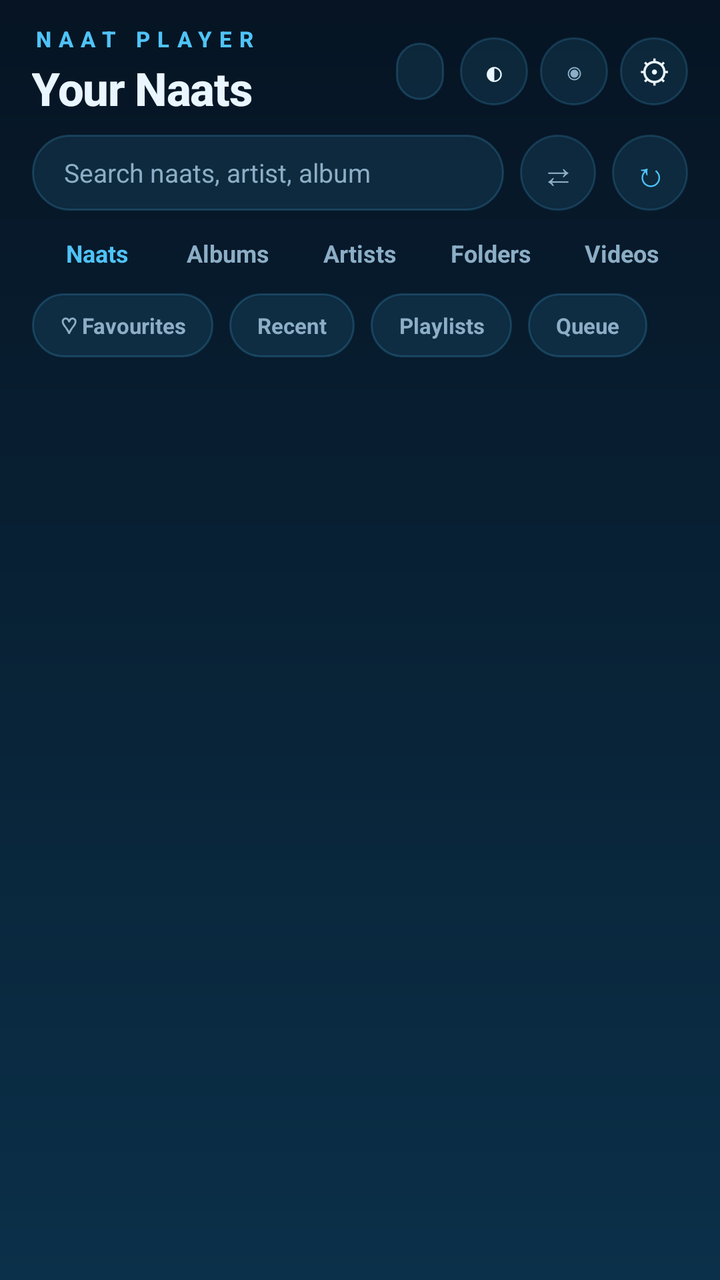
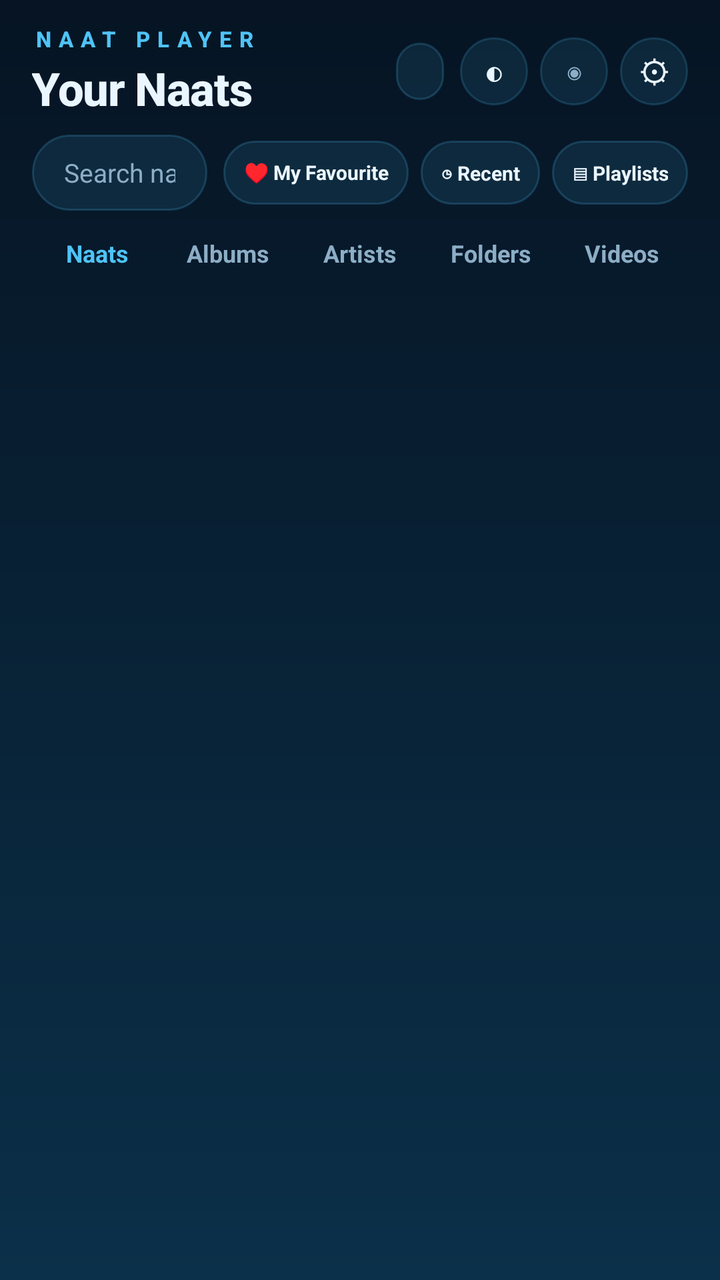

Before-and-after screenshots of an Android layout around one commit, followed by the original layout XML and the change that was made.
<!-- AndroidManifest.xml: application theme AppTheme -->
<!-- res/layout/activity_main.xml -->
<?xml version="1.0" encoding="utf-8"?>
<LinearLayout xmlns:android="http://schemas.android.com/apk/res/android"
    android:id="@+id/root"
    android:layout_width="match_parent"
    android:layout_height="match_parent"
    android:orientation="vertical"
    android:background="@drawable/bg_screen"
    android:fitsSystemWindows="true"
    android:paddingLeft="16dp"
    android:paddingRight="16dp"
    android:paddingTop="12dp"
    android:paddingBottom="10dp">

    <LinearLayout
        android:layout_width="match_parent"
        android:layout_height="wrap_content"
        android:orientation="horizontal"
        android:gravity="center_vertical"
        android:paddingBottom="8dp">

        <LinearLayout
            android:layout_width="0dp"
            android:layout_height="wrap_content"
            android:layout_weight="1"
            android:orientation="vertical">

            <TextView
                android:id="@+id/brand"
                android:layout_width="wrap_content"
                android:layout_height="wrap_content"
                android:text="NAAT PLAYER"
                android:textColor="@color/accent"
                android:textSize="11sp"
                android:textStyle="bold"
                android:letterSpacing="0.34"
                android:fontFamily="sans-serif-medium" />

            <TextView
                android:id="@+id/headline"
                android:layout_width="wrap_content"
                android:layout_height="wrap_content"
                android:layout_marginTop="2dp"
                android:text="Your Naats"
                android:textColor="@color/text"
                android:textSize="23sp"
                android:textStyle="bold"
                android:letterSpacing="-0.02"
                android:fontFamily="sans-serif-medium" />
        </LinearLayout>

        <TextView
            android:id="@+id/songCount"
            android:layout_width="wrap_content"
            android:layout_height="wrap_content"
            android:background="@drawable/bg_pill"
            android:paddingLeft="12dp"
            android:paddingRight="12dp"
            android:paddingTop="7dp"
            android:paddingBottom="7dp"
            android:textColor="@color/accent"
            android:textSize="11sp"
            android:textStyle="bold" />

        <TextView
            android:id="@+id/btnTheme"
            android:layout_width="34dp"
            android:layout_height="34dp"
            android:layout_marginStart="8dp"
            android:background="@drawable/bg_round"
            android:gravity="center"
            android:text="◐"
            android:textColor="@color/text"
            android:textSize="17sp" />

        <TextView
            android:id="@+id/btnEye"
            android:layout_width="34dp"
            android:layout_height="34dp"
            android:layout_marginStart="6dp"
            android:background="@drawable/bg_round"
            android:gravity="center"
            android:text="◉"
            android:textColor="@color/text_dim"
            android:textSize="15sp" />

        <TextView
            android:id="@+id/btnSettings"
            android:layout_width="34dp"
            android:layout_height="34dp"
            android:layout_marginStart="6dp"
            android:background="@drawable/bg_round"
            android:gravity="center"
            android:text="⚙"
            android:textColor="@color/text"
            android:textSize="16sp" />
    </LinearLayout>

    <LinearLayout
        android:layout_width="match_parent"
        android:layout_height="wrap_content"
        android:orientation="horizontal"
        android:gravity="center_vertical"
        android:paddingBottom="7dp">

        <EditText
            android:id="@+id/searchInput"
            android:layout_width="0dp"
            android:layout_height="38dp"
            android:layout_weight="1"
            android:background="@drawable/bg_pill"
            android:hint="Search naats, artist, album"
            android:textColorHint="@color/text_dim"
            android:textColor="@color/text"
            android:textSize="13sp"
            android:paddingLeft="16dp"
            android:paddingRight="16dp"
            android:singleLine="true"
            android:inputType="text"
            android:imeOptions="actionSearch" />

        <TextView
            android:id="@+id/btnShuffle"
            android:layout_width="38dp"
            android:layout_height="38dp"
            android:layout_marginStart="8dp"
            android:background="@drawable/bg_round"
            android:gravity="center"
            android:text="⇄"
            android:textColor="@color/text_dim"
            android:textSize="17sp" />

        <TextView
            android:id="@+id/btnRepeat"
            android:layout_width="38dp"
            android:layout_height="38dp"
            android:layout_marginStart="8dp"
            android:background="@drawable/bg_round"
            android:gravity="center"
            android:text="↻"
            android:textColor="@color/accent"
            android:textSize="17sp" />
    </LinearLayout>

    <LinearLayout
        android:id="@+id/tabs"
        android:layout_width="match_parent"
        android:layout_height="wrap_content"
        android:orientation="horizontal"
        android:paddingBottom="6dp">

        <TextView
            android:id="@+id/tabSongs"
            android:layout_width="0dp"
            android:layout_height="wrap_content"
            android:layout_weight="1"
            android:gravity="center"
            android:paddingTop="6dp"
            android:paddingBottom="6dp"
            android:text="Naats"
            android:textColor="@color/accent"
            android:textSize="12sp"
            android:textStyle="bold" />

        <TextView
            android:id="@+id/tabAlbums"
            android:layout_width="0dp"
            android:layout_height="wrap_content"
            android:layout_weight="1"
            android:gravity="center"
            android:paddingTop="6dp"
            android:paddingBottom="6dp"
            android:text="Albums"
            android:textColor="@color/text_dim"
            android:textSize="12sp"
            android:textStyle="bold" />

        <TextView
            android:id="@+id/tabArtists"
            android:layout_width="0dp"
            android:layout_height="wrap_content"
            android:layout_weight="1"
            android:gravity="center"
            android:paddingTop="6dp"
            android:paddingBottom="6dp"
            android:text="Artists"
            android:textColor="@color/text_dim"
            android:textSize="12sp"
            android:textStyle="bold" />

        <TextView
            android:id="@+id/tabFolders"
            android:layout_width="0dp"
            android:layout_height="wrap_content"
            android:layout_weight="1"
            android:gravity="center"
            android:paddingTop="6dp"
            android:paddingBottom="6dp"
            android:text="Folders"
            android:textColor="@color/text_dim"
            android:textSize="12sp"
            android:textStyle="bold" />

        <TextView
            android:id="@+id/tabVideos"
            android:layout_width="0dp"
            android:layout_height="wrap_content"
            android:layout_weight="1"
            android:gravity="center"
            android:paddingTop="6dp"
            android:paddingBottom="6dp"
            android:text="Videos"
            android:textColor="@color/text_dim"
            android:textSize="12sp"
            android:textStyle="bold" />
    </LinearLayout>

    <HorizontalScrollView
        android:layout_width="match_parent"
        android:layout_height="wrap_content"
        android:paddingBottom="6dp"
        android:scrollbars="none">

        <LinearLayout
            android:layout_width="wrap_content"
            android:layout_height="wrap_content"
            android:orientation="horizontal">

            <TextView
                android:id="@+id/chipFavourites"
                android:layout_width="wrap_content"
                android:layout_height="32dp"
                android:background="@drawable/bg_pill"
                android:gravity="center"
                android:paddingLeft="14dp"
                android:paddingRight="14dp"
                android:text="♡ Favourites"
                android:textColor="@color/text_dim"
                android:textSize="11sp"
                android:textStyle="bold" />

            <TextView
                android:id="@+id/chipRecent"
                android:layout_width="wrap_content"
                android:layout_height="32dp"
                android:layout_marginStart="8dp"
                android:background="@drawable/bg_pill"
                android:gravity="center"
                android:paddingLeft="14dp"
                android:paddingRight="14dp"
                android:text="Recent"
                android:textColor="@color/text_dim"
                android:textSize="11sp"
                android:textStyle="bold" />

            <TextView
                android:id="@+id/chipPlaylists"
                android:layout_width="wrap_content"
                android:layout_height="32dp"
                android:layout_marginStart="8dp"
                android:background="@drawable/bg_pill"
                android:gravity="center"
                android:paddingLeft="14dp"
                android:paddingRight="14dp"
                android:text="Playlists"
                android:textColor="@color/text_dim"
                android:textSize="11sp"
                android:textStyle="bold" />

            <TextView
                android:id="@+id/chipQueue"
                android:layout_width="wrap_content"
                android:layout_height="32dp"
                android:layout_marginStart="8dp"
                android:background="@drawable/bg_pill"
                android:gravity="center"
                android:paddingLeft="14dp"
                android:paddingRight="14dp"
                android:text="Queue"
                android:textColor="@color/text_dim"
                android:textSize="11sp"
                android:textStyle="bold" />
        </LinearLayout>
    </HorizontalScrollView>

    <FrameLayout
        android:layout_width="match_parent"
        android:layout_height="0dp"
        android:layout_weight="1">

        <ListView
            android:id="@+id/songList"
            android:layout_width="match_parent"
            android:layout_height="match_parent"
            android:divider="@null"
            android:dividerHeight="0dp"
            android:scrollbars="none"
            android:clipToPadding="false"
            android:paddingBottom="8dp" />

        <LinearLayout
            android:id="@+id/emptyState"
            android:layout_width="match_parent"
            android:layout_height="match_parent"
            android:orientation="vertical"
            android:gravity="center"
            android:visibility="gone"
            android:paddingLeft="30dp"
            android:paddingRight="30dp">

            <TextView
                android:id="@+id/emptyGlyph"
                android:layout_width="56dp"
                android:layout_height="56dp"
                android:background="@drawable/bg_art"
                android:gravity="center"
                android:text="♪"
                android:textColor="@color/on_accent"
                android:textSize="26sp"
                android:textStyle="bold" />

            <TextView
                android:id="@+id/emptyTitle"
                android:layout_width="wrap_content"
                android:layout_height="wrap_content"
                android:layout_marginTop="16dp"
                android:text="@string/empty_library"
                android:textColor="@color/text"
                android:textSize="16sp"
                android:textStyle="bold"
                android:gravity="center" />

            <TextView
                android:id="@+id/emptyHint"
                android:layout_width="wrap_content"
                android:layout_height="wrap_content"
                android:layout_marginTop="7dp"
                android:text="@string/empty_hint"
                android:textColor="@color/text_dim"
                android:textSize="13sp"
                android:gravity="center" />

            <TextView
                android:id="@+id/grantButton"
                android:layout_width="wrap_content"
                android:layout_height="wrap_content"
                android:layout_marginTop="20dp"
                android:background="@drawable/bg_play"
                android:paddingLeft="24dp"
                android:paddingRight="24dp"
                android:paddingTop="12dp"
                android:paddingBottom="12dp"
                android:text="@string/grant"
                android:textColor="@color/on_accent"
                android:textSize="14sp"
                android:textStyle="bold"
                android:visibility="gone" />
        </LinearLayout>
    </FrameLayout>

    <com.pulse.player.SwipeUpPlayerBar
        android:id="@+id/playerBar"
        android:layout_width="match_parent"
        android:layout_height="wrap_content"
        android:visibility="gone"
        android:orientation="vertical"
        android:background="@drawable/bg_card"
        android:contentDescription="@string/open_player_hint"
        android:padding="10dp">

        <LinearLayout
            android:layout_width="match_parent"
            android:layout_height="wrap_content"
            android:orientation="horizontal"
            android:gravity="center_vertical">

            <FrameLayout
                android:id="@+id/nowArt"
                android:layout_width="40dp"
                android:layout_height="40dp"
                android:background="@drawable/bg_art">

                <ImageView
                    android:id="@+id/nowArtImg"
                    android:layout_width="match_parent"
                    android:layout_height="match_parent"
                    android:scaleType="centerCrop" />

                <TextView
                    android:id="@+id/nowArtGlyph"
                    android:layout_width="match_parent"
                    android:layout_height="match_parent"
                    android:gravity="center"
                    android:text="♪"
                    android:textColor="@color/on_accent"
                    android:textSize="20sp"
                    android:textStyle="bold" />
            </FrameLayout>

            <LinearLayout
                android:layout_width="0dp"
                android:layout_height="wrap_content"
                android:layout_weight="1"
                android:layout_marginStart="10dp"
                android:orientation="vertical">

                <TextView
                    android:id="@+id/npTitle"
                    android:layout_width="match_parent"
                    android:layout_height="wrap_content"
                    android:text="@string/nothing_playing"
                    android:textColor="@color/text"
                    android:textSize="15sp"
                    android:textStyle="bold"
                    android:singleLine="true"
                    android:ellipsize="end" />

                <TextView
                    android:id="@+id/npArtist"
                    android:layout_width="match_parent"
                    android:layout_height="wrap_content"
                    android:layout_marginTop="1dp"
                    android:text="@string/tagline"
                    android:textColor="@color/text_dim"
                    android:textSize="12sp"
                    android:singleLine="true"
                    android:ellipsize="end" />
            </LinearLayout>

            <TextView
                android:id="@+id/npTime"
                android:layout_width="wrap_content"
                android:layout_height="wrap_content"
                android:layout_marginStart="6dp"
                android:textColor="@color/accent_soft"
                android:textSize="10sp" />

            <TextView
                android:id="@+id/btnPlay"
                android:layout_width="40dp"
                android:layout_height="40dp"
                android:layout_marginStart="8dp"
                android:background="@drawable/bg_play"
                android:gravity="center"
                android:text="▶"
                android:textColor="@color/on_accent"
                android:textSize="17sp"
                android:textStyle="bold" />
        </LinearLayout>

        <SeekBar
            android:id="@+id/seekBar"
            android:layout_width="match_parent"
            android:layout_height="12dp"
            android:layout_marginTop="2dp"
            android:max="1000"
            android:paddingLeft="0dp"
            android:paddingRight="0dp"
            android:progressTint="@color/accent"
            android:progressBackgroundTint="@color/accent_dim"
            android:thumbTint="@color/accent" />
    </com.pulse.player.SwipeUpPlayerBar>
</LinearLayout>
<!-- resources referenced by this layout -->
<resources>
  <color name="accent">#4FC3F7</color>
  <color name="accent_dim">#1E4A66</color>
  <color name="accent_soft">#A5E3FF</color>
  <color name="on_accent">#04202F</color>
  <color name="text">#EAF6FF</color>
  <color name="text_dim">#8CAEC6</color>
  <!-- drawable bg_art (drawable) -->
  <?xml version="1.0" encoding="utf-8"?>
  <shape xmlns:android="http://schemas.android.com/apk/res/android" android:shape="rectangle">
      <gradient
          android:angle="315"
          android:startColor="#2A6E92"
          android:endColor="#4FC3F7" />
      <corners android:radius="12dp" />
  </shape>
  <!-- drawable bg_card (drawable) -->
  <?xml version="1.0" encoding="utf-8"?>
  <shape xmlns:android="http://schemas.android.com/apk/res/android" android:shape="rectangle">
      <gradient
          android:angle="270"
          android:startColor="@color/surface"
          android:endColor="@color/surface2" />
      <corners android:radius="24dp" />
      <stroke android:width="1dp" android:color="#264FC3F7" />
  </shape>
  <!-- drawable bg_pill (drawable) -->
  <?xml version="1.0" encoding="utf-8"?>
  <shape xmlns:android="http://schemas.android.com/apk/res/android" android:shape="rectangle">
      <solid android:color="#1A4FC3F7" />
      <corners android:radius="20dp" />
      <stroke android:width="1dp" android:color="#334FC3F7" />
  </shape>
  <!-- drawable bg_play (drawable) -->
  <?xml version="1.0" encoding="utf-8"?>
  <shape xmlns:android="http://schemas.android.com/apk/res/android" android:shape="oval">
      <gradient
          android:angle="315"
          android:startColor="#A5E3FF"
          android:endColor="#4FC3F7" />
  </shape>
  <!-- drawable bg_round (drawable) -->
  <?xml version="1.0" encoding="utf-8"?>
  <shape xmlns:android="http://schemas.android.com/apk/res/android" android:shape="oval">
      <solid android:color="#1A4FC3F7" />
      <stroke android:width="1dp" android:color="#2E4FC3F7" />
  </shape>
  <!-- drawable bg_screen (drawable) -->
  <?xml version="1.0" encoding="utf-8"?>
  <shape xmlns:android="http://schemas.android.com/apk/res/android" android:shape="rectangle">
      <gradient
          android:angle="270"
          android:startColor="@color/bg"
          android:endColor="@color/bg_grad_end" />
  </shape>
  <string name="empty_hint">Add Naat audio files to your storage, then reopen the app</string>
  <string name="empty_library">No naats found on this device</string>
  <string name="grant">Grant access</string>
  <string name="nothing_playing">Nothing playing</string>
  <string name="open_player_hint">Tap or swipe up to open Naat Player</string>
  <string name="tagline">Your offline Naat library</string>
  <style name="AppTheme" parent="android:Theme.Material.NoActionBar">
          <item name="android:windowBackground">@color/bg</item>
          <item name="android:colorAccent">@color/accent</item>
          <item name="android:statusBarColor">@color/bg</item>
          <item name="android:navigationBarColor">@color/bg</item>
          <item name="android:textColorPrimary">@color/text</item>
          <item name="android:textColorSecondary">@color/text_dim</item>
      </style>
  <color name="surface">#0E2438</color>
  <color name="surface2">#15334A</color>
  <color name="bg">#061423</color>
  <color name="bg_grad_end">#0B3049</color>
</resources>

<!-- the commit's change to res/layout/activity_main.xml (unified diff, before → after) -->
@@ -119,26 +119,49 @@
             android:imeOptions="actionSearch" />
 
         <TextView
-            android:id="@+id/btnShuffle"
-            android:layout_width="38dp"
-            android:layout_height="38dp"
+            android:id="@+id/btnFavourite"
+            android:layout_width="wrap_content"
+            android:layout_height="32dp"
             android:layout_marginStart="8dp"
-            android:background="@drawable/bg_round"
-            android:gravity="center"
-            android:text="⇄"
-            android:textColor="@color/text_dim"
-            android:textSize="17sp" />
-
-        <TextView
-            android:id="@+id/btnRepeat"
-            android:layout_width="38dp"
-            android:layout_height="38dp"
-            android:layout_marginStart="8dp"
-            android:background="@drawable/bg_round"
-            android:gravity="center"
-            android:text="↻"
-            android:textColor="@color/accent"
-            android:textSize="17sp" />
+            android:paddingLeft="10dp"
+            android:paddingRight="10dp"
+            android:background="@drawable/bg_pill"
+            android:contentDescription="My Favourite"
+            android:gravity="center"
+            android:text="♥ My Favourite"
+            android:textColor="@color/text"
+            android:textSize="10sp"
+            android:textStyle="bold" />
+
+        <TextView
+            android:id="@+id/btnRecent"
+            android:layout_width="wrap_content"
+            android:layout_height="32dp"
+            android:layout_marginStart="6dp"
+            android:paddingLeft="10dp"
+            android:paddingRight="10dp"
+            android:background="@drawable/bg_pill"
+            android:contentDescription="Recent"
+            android:gravity="center"
+            android:text="◷ Recent"
+            android:textColor="@color/text"
+            android:textSize="10sp"
+            android:textStyle="bold" />
+
+        <TextView
+            android:id="@+id/btnPlaylists"
+            android:layout_width="wrap_content"
+            android:layout_height="32dp"
+            android:layout_marginStart="6dp"
+            android:paddingLeft="10dp"
+            android:paddingRight="10dp"
+            android:background="@drawable/bg_pill"
+            android:contentDescription="Playlists"
+            android:gravity="center"
+            android:text="▤ Playlists"
+            android:textColor="@color/text"
+            android:textSize="10sp"
+            android:textStyle="bold" />
     </LinearLayout>
 
     <LinearLayout
@@ -214,73 +237,6 @@
             android:textStyle="bold" />
     </LinearLayout>
 
-    <HorizontalScrollView
-        android:layout_width="match_parent"
-        android:layout_height="wrap_content"
-        android:paddingBottom="6dp"
-        android:scrollbars="none">
-
-        <LinearLayout
-            android:layout_width="wrap_content"
-            android:layout_height="wrap_content"
-            android:orientation="horizontal">
-
-            <TextView
-                android:id="@+id/chipFavourites"
-                android:layout_width="wrap_content"
-                android:layout_height="32dp"
-                android:background="@drawable/bg_pill"
-                android:gravity="center"
-                android:paddingLeft="14dp"
-                android:paddingRight="14dp"
-                android:text="♡ Favourites"
-                android:textColor="@color/text_dim"
-                android:textSize="11sp"
-                android:textStyle="bold" />
-
-            <TextView
-                android:id="@+id/chipRecent"
-                android:layout_width="wrap_content"
-                android:layout_height="32dp"
-                android:layout_marginStart="8dp"
-                android:background="@drawable/bg_pill"
-                android:gravity="center"
-                android:paddingLeft="14dp"
-                android:paddingRight="14dp"
-                android:text="Recent"
-                android:textColor="@color/text_dim"
-                android:textSize="11sp"
-                android:textStyle="bold" />
-
-            <TextView
-                android:id="@+id/chipPlaylists"
-                android:layout_width="wrap_content"
-                android:layout_height="32dp"
-                android:layout_marginStart="8dp"
-                android:background="@drawable/bg_pill"
-                android:gravity="center"
-                android:paddingLeft="14dp"
-                android:paddingRight="14dp"
-                android:text="Playlists"
-                android:textColor="@color/text_dim"
-                android:textSize="11sp"
-                android:textStyle="bold" />
-
-            <TextView
-                android:id="@+id/chipQueue"
-                android:layout_width="wrap_content"
-                android:layout_height="32dp"
-                android:layout_marginStart="8dp"
-                android:background="@drawable/bg_pill"
-                android:gravity="center"
-                android:paddingLeft="14dp"
-                android:paddingRight="14dp"
-                android:text="Queue"
-                android:textColor="@color/text_dim"
-                android:textSize="11sp"
-                android:textStyle="bold" />
-        </LinearLayout>
-    </HorizontalScrollView>
 
     <FrameLayout
         android:layout_width="match_parent"
